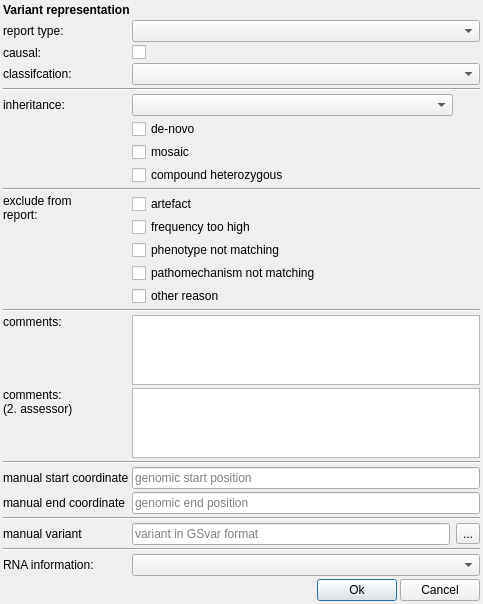
First picture: the form in src/GSvar/ReportVariantDialog.ui, repository imgag/ngs-bits, before the edit.
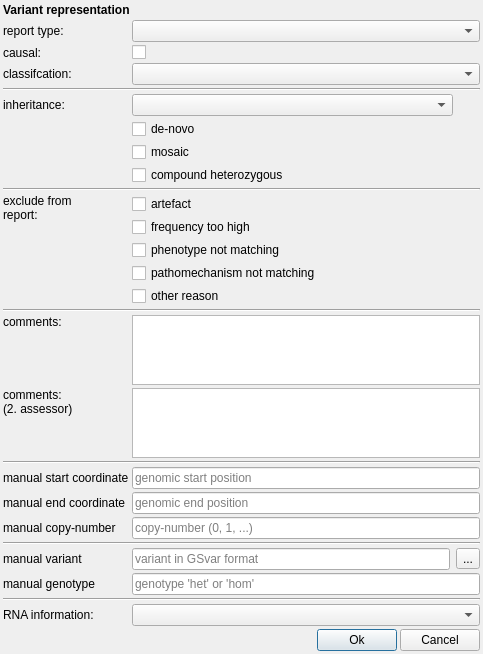
Second picture: the form after the edit. Icons and pictures are not drawn.

Commit message: Added manual curation of genotype (small variants) and copy-number (CNVs).

Patch:
```diff
--- a/src/GSvar/ReportVariantDialog.ui
+++ b/src/GSvar/ReportVariantDialog.ui
@@ -321,7 +321,7 @@
    <item row="5" column="1" colspan="3">
     <widget class="QComboBox" name="classification"/>
    </item>
-   <item row="28" column="0" colspan="4">
+   <item row="30" column="0" colspan="4">
     <layout class="QHBoxLayout" name="horizontalLayout_2">
      <property name="spacing">
       <number>3</number>
@@ -387,14 +387,14 @@
      </property>
     </widget>
    </item>
-   <item row="26" column="0">
+   <item row="28" column="0">
     <widget class="QLabel" name="label_10">
      <property name="text">
       <string>RNA information:</string>
      </property>
     </widget>
    </item>
-   <item row="26" column="1" colspan="3">
+   <item row="28" column="1" colspan="3">
     <widget class="QComboBox" name="rna_info"/>
    </item>
    <item row="21" column="0">
@@ -404,7 +404,7 @@
      </property>
     </widget>
    </item>
-   <item row="25" column="0" colspan="4">
+   <item row="27" column="0" colspan="4">
     <widget class="Line" name="line_5">
      <property name="orientation">
       <enum>Qt::Horizontal</enum>
@@ -418,28 +418,28 @@
      </property>
     </widget>
    </item>
-   <item row="23" column="0" colspan="4">
+   <item row="24" column="0" colspan="4">
     <widget class="Line" name="manual_line_2">
      <property name="orientation">
       <enum>Qt::Horizontal</enum>
      </property>
     </widget>
    </item>
-   <item row="24" column="0">
+   <item row="25" column="0">
     <widget class="QLabel" name="manual_label_small_var">
      <property name="text">
       <string>manual variant</string>
      </property>
     </widget>
    </item>
-   <item row="24" column="1">
+   <item row="25" column="1">
     <widget class="QLineEdit" name="manual_small_var">
      <property name="placeholderText">
       <string>variant in GSvar format</string>
      </property>
     </widget>
    </item>
-   <item row="24" column="3">
+   <item row="25" column="3">
     <widget class="QToolButton" name="manual_small_var_import">
      <property name="toolTip">
       <string>Create variant using other formats.</string>
@@ -453,6 +453,34 @@
      </property>
     </widget>
    </item>
+   <item row="23" column="0">
+    <widget class="QLabel" name="manual_label_cnv_cn">
+     <property name="text">
+      <string>manual copy-number</string>
+     </property>
+    </widget>
+   </item>
+   <item row="26" column="0">
+    <widget class="QLabel" name="manual_label_small_genotype">
+     <property name="text">
+      <string>manual genotype</string>
+     </property>
+    </widget>
+   </item>
+   <item row="23" column="1" colspan="3">
+    <widget class="QLineEdit" name="manual_cnv_cn">
+     <property name="placeholderText">
+      <string>copy-number (0, 1, ...)</string>
+     </property>
+    </widget>
+   </item>
+   <item row="26" column="1" colspan="3">
+    <widget class="QLineEdit" name="manual_small_genotype">
+     <property name="placeholderText">
+      <string>genotype 'het' or 'hom'</string>
+     </property>
+    </widget>
+   </item>
   </layout>
  </widget>
  <resources>
```
The commit also changes 16 other files.
